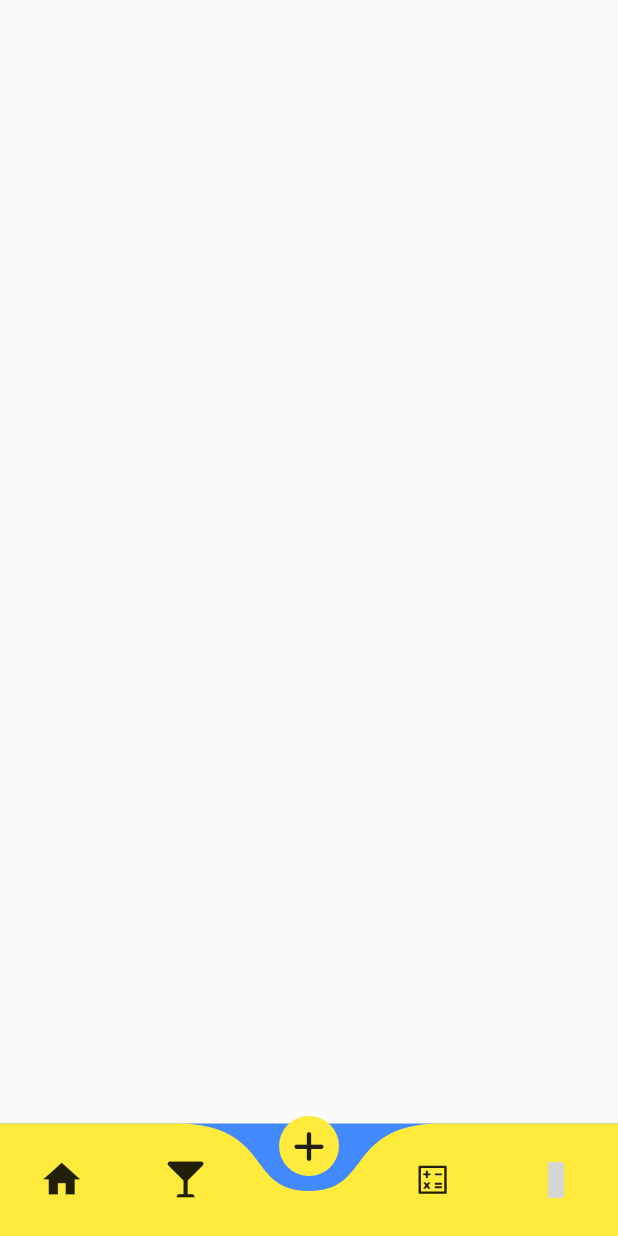
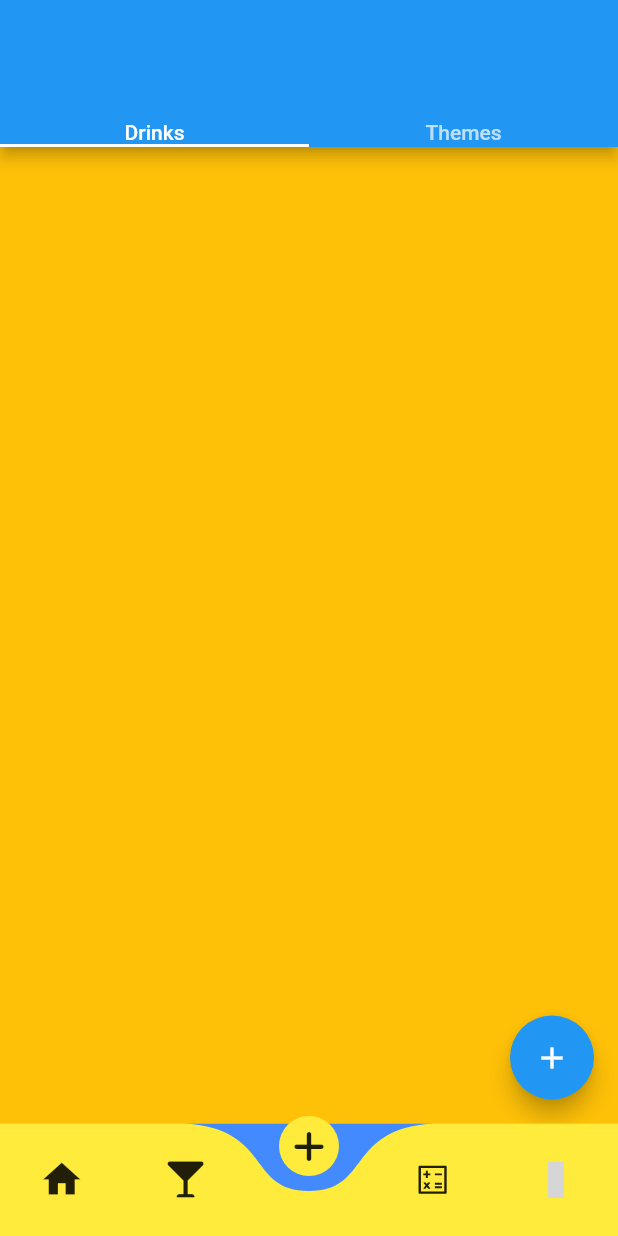
Before and after one commit to adidiac/Drinking-Season, a Flutter app: the screen it shows after launch, item 3 of the bottom bar chosen, on a phone screen of 412 x 824 dp. Run offline on Flutter 3.47's test engine with Material 2 defaults, Android fonts, the phone set to English and light mode, and no system bars; drawn by our look-alikes of curved_navigation_bar; our stand-ins replace flutter_icons; grey boxes are pictures that could not be loaded.

Commit message:
Creational working

```diff
--- a/lib/Creations.dart
+++ b/lib/Creations.dart
@@ -5,9 +5,39 @@ class Creations extends StatefulWidget {
   _CreationsState createState() => _CreationsState();
 }
 
-class _CreationsState extends State<Creations> {
+class _CreationsState extends State<Creations> with TickerProviderStateMixin {
+  TabController _tabController;
+  void initState() {
+    super.initState();
+    _tabController = TabController(vsync: this, length: 2);
+  }
+
   @override
   Widget build(BuildContext context) {
-    return Container();
+    double height = MediaQuery.of(context).size.height;
+    double width = MediaQuery.of(context).size.width;
+    return Scaffold(
+      floatingActionButton: FloatingActionButton(
+        child: Icon(Icons.add),
+      ),
+      appBar: AppBar(
+        toolbarHeight: 50,
+        bottom: TabBar(
+          controller: _tabController,
+          tabs: [Text("Drinks"), Text("Themes")],
+        ),
+      ),
+      body: TabBarView(
+        controller: _tabController,
+        children: [
+          Container(
+            color: Colors.amber,
+          ),
+          Container(
+            color: Colors.red,
+          )
+        ],
+      ),
+    );
   }
 }
--- a/lib/Drinks.dart
+++ b/lib/Drinks.dart
@@ -82,7 +82,7 @@ class _DrinksState extends State<Drinks> {
             ),
           ),
           Container(
-            height: 0.65 * height,
+            height: 0.60 * height,
             width: width,
             padding: EdgeInsets.symmetric(horizontal: width * 0.1),
             child: ListView.builder(
--- a/lib/Tematica.dart
+++ b/lib/Tematica.dart
@@ -83,7 +83,7 @@ class _TematicaState extends State<Tematica> {
             ),
           ),
           Container(
-            height: 0.65 * height,
+            height: 0.60 * height,
             width: width,
             padding: EdgeInsets.symmetric(horizontal: width * 0.1),
             child: ListView.builder(
```
Also changed, not shown: pubspec.lock.
